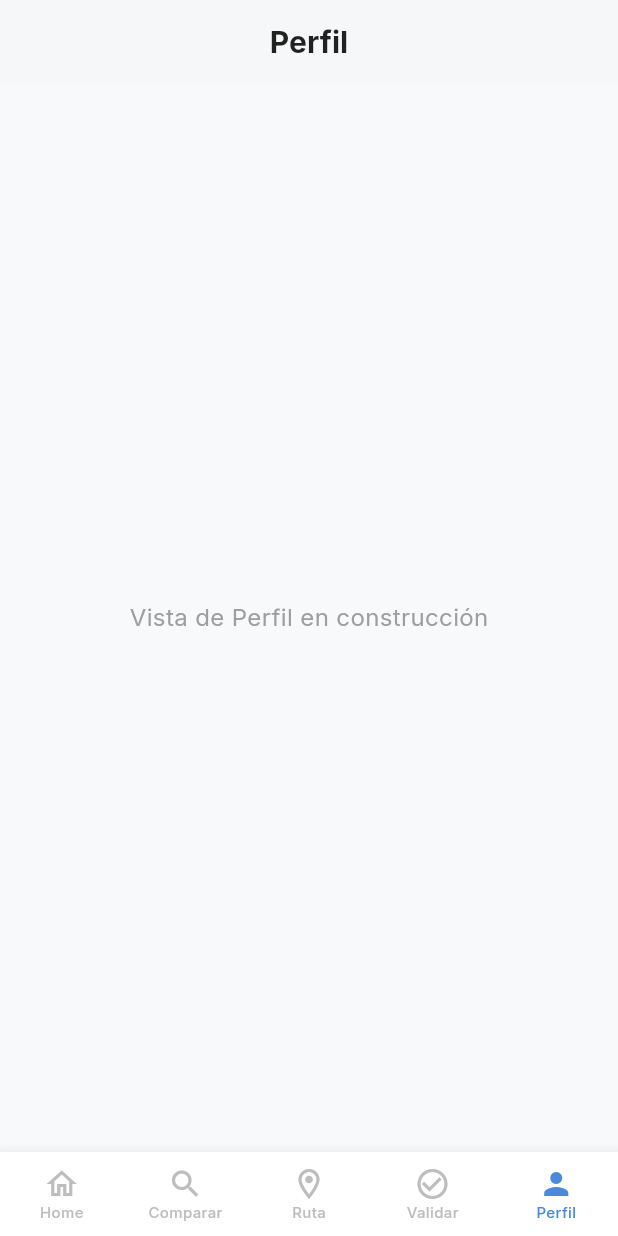
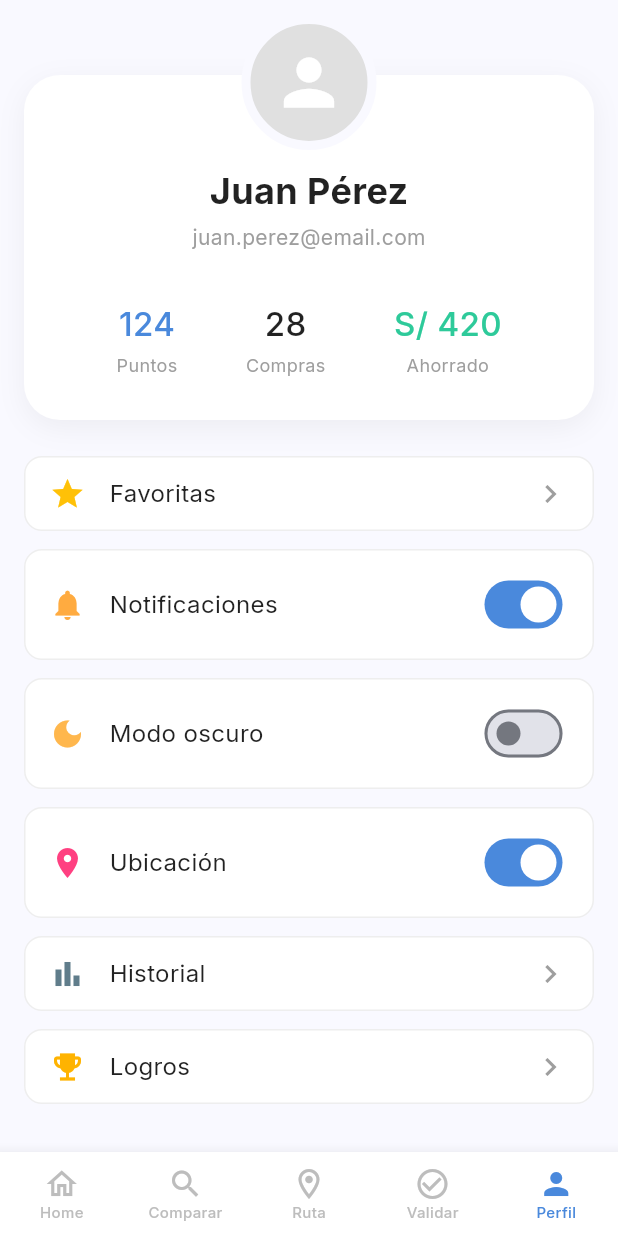
Before and after one commit to FlowState-Tech/smartcart-consumer, a Flutter app: the HomePage screen opened directly, item 5 of the bottom bar chosen, on a phone screen of 412 x 824 dp. Run offline on Flutter 3.47's test engine with Material 3 defaults, Android fonts, the phone set to English and light mode, and no system bars; our stand-ins replace google_fonts.

Commit message:
feat: implement profile page and global dark mode functionality

```diff
--- a/lib/interface/home_page.dart
+++ b/lib/interface/home_page.dart
@@ -1,5 +1,6 @@
 import 'package:flutter/material.dart';
 import 'package:google_fonts/google_fonts.dart';
+import 'profile_page.dart';
 
 class HomePage extends StatefulWidget {
   const HomePage({super.key});
@@ -24,7 +25,7 @@ class _HomePageState extends State<HomePage> {
   Widget build(BuildContext context) {
     return Scaffold(
       backgroundColor: const Color(0xFFF8F9FB),
-      appBar: AppBar(
+      appBar: _currentIndex == 4 ? null : AppBar(
         backgroundColor: Colors.white,
         elevation: 1,
         centerTitle: true,
@@ -37,7 +38,9 @@ class _HomePageState extends State<HomePage> {
           ),
         ),
       ),
-      body: Center(
+      body: _currentIndex == 4
+          ? const ProfilePage()
+          : Center(
               child: Text(
                 "Vista de ${_titles[_currentIndex]} en construcción",
                 style: GoogleFonts.inter(
--- /dev/null
+++ b/lib/interface/profile_page.dart
@@ -0,0 +1,267 @@
+import 'package:flutter/material.dart';
+import 'package:google_fonts/google_fonts.dart';
+import '../main.dart'; // Para acceder a themeNotifier
+
+class ProfilePage extends StatefulWidget {
+  const ProfilePage({super.key});
+
+  @override
+  State<ProfilePage> createState() => _ProfilePageState();
+}
+
+class _ProfilePageState extends State<ProfilePage> {
+  bool _notificationsEnabled = true;
+  bool _locationEnabled = true;
+
+  @override
+  Widget build(BuildContext context) {
+    // Detectamos si estamos en modo oscuro o claro para los colores
+    final isDark = Theme.of(context).brightness == Brightness.dark;
+    final cardColor = isDark ? const Color(0xFF1E1E1E) : Colors.white;
+    final textColor = isDark ? Colors.white : Colors.black87;
+    final subtitleColor = isDark ? Colors.grey[400] : Colors.grey[500];
+    final borderColor = isDark ? Colors.grey[800]! : Colors.grey[200]!;
+
+    return Scaffold(
+      backgroundColor: Theme.of(context).scaffoldBackgroundColor,
+      body: SafeArea(
+        child: SingleChildScrollView(
+          child: Column(
+            children: [
+              // Header con Avatar mejorado
+              Stack(
+                alignment: Alignment.topCenter,
+                children: [
+                  // Tarjeta de información de usuario
+                  Container(
+                    margin: const EdgeInsets.only(top: 50, left: 16, right: 16),
+                    padding: const EdgeInsets.only(top: 60, bottom: 28, left: 16, right: 16),
+                    decoration: BoxDecoration(
+                      color: cardColor,
+                      borderRadius: BorderRadius.circular(24),
+                      boxShadow: [
+                        BoxShadow(
+                          color: Colors.black.withOpacity(isDark ? 0.3 : 0.05),
+                          blurRadius: 15,
+                          offset: const Offset(0, 5),
+                        ),
+                      ],
+                    ),
+                    child: Column(
+                      children: [
+                        Text(
+                          "Juan Pérez",
+                          style: GoogleFonts.inter(
+                            fontSize: 24,
+                            fontWeight: FontWeight.bold,
+                            color: textColor,
+                          ),
+                        ),
+                        const SizedBox(height: 4),
+                        Text(
+                          "juan.perez@email.com",
+                          style: GoogleFonts.inter(
+                            fontSize: 14,
+                            color: subtitleColor,
+                          ),
+                        ),
+                        const SizedBox(height: 32),
+                        // Estadísticas
+                        Row(
+                          mainAxisAlignment: MainAxisAlignment.spaceEvenly,
+                          children: [
+                            _buildStatItem("124", "Puntos", const Color(0xFF4A89DC), subtitleColor!),
+                            _buildStatItem("28", "Compras", textColor, subtitleColor),
+                            _buildStatItem("S/ 420", "Ahorrado", const Color(0xFF2ECA9A), subtitleColor),
+                          ],
+                        ),
+                      ],
+                    ),
+                  ),
+                  // Avatar Circle mejor acomodado
+                  Positioned(
+                    top: 10,
+                    child: Container(
+                      width: 90,
+                      height: 90,
+                      decoration: BoxDecoration(
+                        color: isDark ? Colors.grey[800] : Colors.grey[300],
+                        shape: BoxShape.circle,
+                        border: Border.all(
+                          color: Theme.of(context).scaffoldBackgroundColor,
+                          width: 6
+                        ),
+                      ),
+                      child: Icon(Icons.person, size: 50, color: isDark ? Colors.grey[600] : Colors.white),
+                    ),
+                  ),
+                ],
+              ),
+              const SizedBox(height: 24),
+
+              // Opciones
+              Padding(
+                padding: const EdgeInsets.symmetric(horizontal: 16),
+                child: Column(
+                  children: [
+                    _buildOptionItem(
+                      icon: Icons.star,
+                      iconColor: Colors.amber,
+                      title: "Favoritas",
+                      trailing: const Icon(Icons.chevron_right, color: Colors.grey),
+                      cardColor: cardColor,
+                      textColor: textColor,
+                      borderColor: borderColor,
+                      onTap: () {},
+                    ),
+                    const SizedBox(height: 12),
+                    _buildOptionItem(
+                      icon: Icons.notifications,
+                      iconColor: Colors.orangeAccent,
+                      title: "Notificaciones",
+                      cardColor: cardColor,
+                      textColor: textColor,
+                      borderColor: borderColor,
+                      trailing: Switch(
+                        value: _notificationsEnabled,
+                        onChanged: (val) => setState(() => _notificationsEnabled = val),
+                        activeColor: Colors.white,
+                        activeTrackColor: const Color(0xFF4A89DC),
+                      ),
+                    ),
+                    const SizedBox(height: 12),
+                    // Switch funcional de modo oscuro conectado a main.dart
+                    ValueListenableBuilder<ThemeMode>(
+                      valueListenable: themeNotifier,
+                      builder: (_, ThemeMode currentMode, __) {
+                        bool isDarkModeOn = currentMode == ThemeMode.dark;
+                        return _buildOptionItem(
+                          icon: Icons.dark_mode,
+                          iconColor: Colors.orange[300]!,
+                          title: "Modo oscuro",
+                          cardColor: cardColor,
+                          textColor: textColor,
+                          borderColor: borderColor,
+                          trailing: Switch(
+                            value: isDarkModeOn,
+                            onChanged: (val) {
+                              themeNotifier.value = val ? ThemeMode.dark : ThemeMode.light;
+                            },
+                            activeColor: Colors.white,
+                            activeTrackColor: const Color(0xFF4A89DC),
+                          ),
+                        );
+                      }
+                    ),
+                    const SizedBox(height: 12),
+                    _buildOptionItem(
+                      icon: Icons.location_on,
+                      iconColor: Colors.pinkAccent,
+                      title: "Ubicación",
+                      cardColor: cardColor,
+                      textColor: textColor,
+                      borderColor: borderColor,
+                      trailing: Switch(
+                        value: _locationEnabled,
+                        onChanged: (val) => setState(() => _locationEnabled = val),
+                        activeColor: Colors.white,
+                        activeTrackColor: const Color(0xFF4A89DC),
+                      ),
+                    ),
+                    const SizedBox(height: 12),
+                    _buildOptionItem(
+                      icon: Icons.bar_chart,
+                      iconColor: Colors.blueGrey,
+                      title: "Historial",
+                      trailing: const Icon(Icons.chevron_right, color: Colors.grey),
+                      cardColor: cardColor,
+                      textColor: textColor,
+                      borderColor: borderColor,
+                      onTap: () {},
+                    ),
+                    const SizedBox(height: 12),
+                    _buildOptionItem(
+                      icon: Icons.emoji_events,
+                      iconColor: Colors.amber[600]!,
+                      title: "Logros",
+                      trailing: const Icon(Icons.chevron_right, color: Colors.grey),
+                      cardColor: cardColor,
+                      textColor: textColor,
+                      borderColor: borderColor,
+                      onTap: () {},
+                    ),
+                    const SizedBox(height: 32),
+                  ],
+                ),
+              ),
+            ],
+          ),
+        ),
+      ),
+    );
+  }
+
+  Widget _buildStatItem(String value, String label, Color valueColor, Color labelColor) {
+    return Column(
+      children: [
+        Text(
+          value,
+          style: GoogleFonts.inter(
+            fontSize: 22,
+            fontWeight: FontWeight.w500,
+            color: valueColor,
+          ),
+        ),
+        const SizedBox(height: 4),
+        Text(
+          label,
+          style: GoogleFonts.inter(
+            fontSize: 12,
+            color: labelColor,
+          ),
+        ),
+      ],
+    );
+  }
+
+  Widget _buildOptionItem({
+    required IconData icon,
+    required Color iconColor,
+    required String title,
+    required Widget trailing,
+    required Color cardColor,
+    required Color textColor,
+    required Color borderColor,
+    VoidCallback? onTap,
+  }) {
+    return InkWell(
+      onTap: onTap,
+      borderRadius: BorderRadius.circular(12),
+      child: Container(
+        padding: const EdgeInsets.symmetric(horizontal: 16, vertical: 12),
+        decoration: BoxDecoration(
+          color: cardColor,
+          borderRadius: BorderRadius.circular(12),
+          border: Border.all(color: borderColor),
+        ),
+        child: Row(
+          children: [
+            Icon(icon, color: iconColor, size: 24),
+            const SizedBox(width: 16),
+            Expanded(
+              child: Text(
+                title,
+                style: GoogleFonts.inter(
+                  fontSize: 16,
+                  color: textColor,
+                  fontWeight: FontWeight.w400,
+                ),
+              ),
+            ),
+            trailing,
+          ],
+        ),
+      ),
+    );
+  }
+}
--- a/lib/main.dart
+++ b/lib/main.dart
@@ -1,6 +1,9 @@
 import 'package:flutter/material.dart';
 import 'package:google_fonts/google_fonts.dart';
 import 'interface/login_page.dart';
+
+// Notificador global para controlar el tema desde cualquier parte
+final ValueNotifier<ThemeMode> themeNotifier = ValueNotifier(ThemeMode.light);
 
 void main() {
   runApp(const SmartCartApp());
@@ -11,21 +14,39 @@ class SmartCartApp extends StatelessWidget {
 
   @override
   Widget build(BuildContext context) {
+    return ValueListenableBuilder<ThemeMode>(
+      valueListenable: themeNotifier,
+      builder: (_, ThemeMode currentMode, __) {
         return MaterialApp(
           title: 'SmartCart Consumer',
           debugShowCheckedModeBanner: false,
+          themeMode: currentMode,
           theme: ThemeData(
+            brightness: Brightness.light,
             colorScheme: ColorScheme.fromSeed(
-          seedColor: const Color(0xFF4A89DC), // SmartCart Blue
+              brightness: Brightness.light,
+              seedColor: const Color(0xFF4A89DC),
               primary: const Color(0xFF4A89DC),
-          secondary: const Color(0xFF53A6D8), // Light Blue
+              secondary: const Color(0xFF53A6D8),
             ),
-        textTheme: GoogleFonts.interTextTheme(
-          Theme.of(context).textTheme,
+            textTheme: GoogleFonts.interTextTheme(ThemeData.light().textTheme),
+            useMaterial3: true,
           ),
+          darkTheme: ThemeData(
+            brightness: Brightness.dark,
+            colorScheme: ColorScheme.fromSeed(
+              brightness: Brightness.dark,
+              seedColor: const Color(0xFF4A89DC),
+              primary: const Color(0xFF4A89DC),
+              secondary: const Color(0xFF53A6D8),
+            ),
+            textTheme: GoogleFonts.interTextTheme(ThemeData.dark().textTheme),
             useMaterial3: true,
+            scaffoldBackgroundColor: const Color(0xFF121212),
           ),
           home: const LoginPage(),
         );
+      },
+    );
   }
 }
```
Lines whose indentation alone changed are shown as unchanged.
